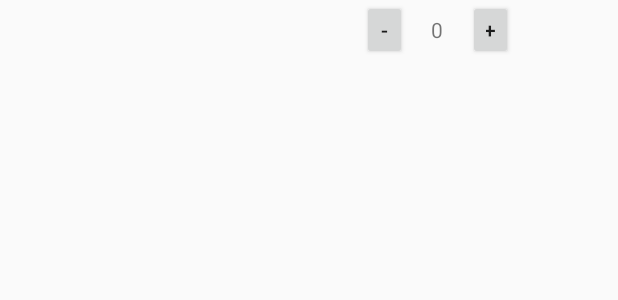
After one commit to Akerdany/ReastaurantApp, an Android app: the layout reservationmenu_item.xml on its own in the app's theme, with its tools: preview values and no code run, on a phone screen of 412 x 824 dp. The commit adds this screen. Shown: the top 300 px of the screen. Run offline under Robolectric (Android 15) with nearby library versions, the phone set to English and light mode, and no system bars.

Commit message:
Major update to reservation
Added Food Reservation after selected data ( fully functional ), updated "adding reservation date into firebase", "unused code in MainActivity" Fixed "usertype bug". Chef still not functional

```diff
--- a/app/src/main/AndroidManifest.xml
+++ b/app/src/main/AndroidManifest.xml
@@ -1,7 +1,9 @@
 <?xml version="1.0" encoding="utf-8"?>
 <manifest xmlns:android="http://schemas.android.com/apk/res/android"
     package="com.example.reastaurantapp">
+
     <uses-permission android:name="android.permission.INTERNET" />
+
     <application
         android:allowBackup="true"
         android:icon="@mipmap/ic_launcher"
@@ -9,6 +11,7 @@
         android:roundIcon="@mipmap/ic_launcher_round"
         android:supportsRtl="true"
         android:theme="@style/AppTheme">
+        <activity android:name=".ReservationMenu"></activity>
         <activity android:name=".AccountActivity" />
         <activity android:name=".HomePageActivity" />
         <activity android:name=".ChefActivity" />
--- /dev/null
+++ b/app/src/main/res/layout/reservationmenu_item.xml
@@ -0,0 +1,82 @@
+<?xml version="1.0" encoding="utf-8"?>
+<androidx.constraintlayout.widget.ConstraintLayout xmlns:android="http://schemas.android.com/apk/res/android"
+    xmlns:app="http://schemas.android.com/apk/res-auto"
+    xmlns:tools="http://schemas.android.com/tools"
+    android:orientation="vertical"
+    android:layout_width="match_parent"
+    android:layout_height="wrap_content"
+    android:id="@+id/item_layout">
+
+    <TextView
+        android:id="@+id/ItemName"
+        android:layout_width="wrap_content"
+        android:layout_height="wrap_content"
+        android:textSize="30sp"
+        android:textStyle="bold"
+        app:layout_constraintLeft_toLeftOf="parent"
+        app:layout_constraintTop_toTopOf="parent" />
+
+    <ImageView
+        android:id="@+id/ItemImage"
+        android:layout_width="70dp"
+        android:layout_height="50dp"
+        app:layout_constraintRight_toRightOf="parent"
+        app:layout_constraintTop_toTopOf="parent" />
+
+    <TextView
+        android:id="@+id/ItemPrice"
+        android:layout_width="wrap_content"
+        android:layout_height="wrap_content"
+        android:layout_marginStart="15dp"
+        android:layout_marginLeft="15dp"
+        android:layout_marginTop="10dp"
+        android:textSize="18sp"
+        android:textStyle="bold|italic"
+        app:layout_constraintLeft_toRightOf="@id/ItemName"
+        app:layout_constraintTop_toTopOf="parent"/>
+
+    <TextView
+        android:id="@+id/ItemDesc"
+        android:layout_width="wrap_content"
+        android:layout_height="wrap_content"
+        android:layout_marginTop="10dp"
+        android:textSize="14sp"
+        app:layout_constraintLeft_toLeftOf="parent"
+        app:layout_constraintTop_toBottomOf="@id/ItemImage"
+        android:visibility="gone"/>
+
+    <Button
+        android:id="@+id/MinusItemBtn"
+        android:layout_width="30dp"
+        android:layout_height="40dp"
+        android:layout_marginEnd="5dp"
+        android:layout_marginRight="5dp"
+        android:text="-"
+        app:layout_constraintRight_toLeftOf="@id/ItemCountTxt"
+        app:layout_constraintTop_toTopOf="parent" />
+
+    <TextView
+        android:id="@+id/ItemCountTxt"
+        android:layout_width="30dp"
+        android:layout_height="wrap_content"
+        android:layout_marginTop="10dp"
+        android:layout_marginEnd="5dp"
+        android:layout_marginRight="5dp"
+        android:text="0"
+        android:textAlignment="center"
+        app:layout_constraintRight_toLeftOf="@id/AddItemBtn"
+        app:layout_constraintTop_toTopOf="parent" />
+
+    <Button
+        android:id="@+id/AddItemBtn"
+        android:layout_width="30dp"
+        android:layout_height="40dp"
+        android:layout_marginStart="5dp"
+        android:layout_marginLeft="5dp"
+        android:text="+"
+        app:layout_constraintRight_toLeftOf="@id/ItemImage"
+        app:layout_constraintTop_toTopOf="parent" />
+
+
+
+</androidx.constraintlayout.widget.ConstraintLayout>
--- a/app/src/main/res/menu/chef_bottom_navigation.xml
+++ b/app/src/main/res/menu/chef_bottom_navigation.xml
@@ -2,7 +2,7 @@
 <menu xmlns:android="http://schemas.android.com/apk/res/android">
 
     <item
-        android:id="@+id/nav_home_icon"
+        android:id="@+id/nav_chef_home_icon"
         android:icon="@drawable/home_icon"
         android:title="@string/home_navigation_icon"/>
 
--- a/app/src/main/res/values/strings.xml
+++ b/app/src/main/res/values/strings.xml
@@ -50,6 +50,8 @@
     <string name="signUp_done">Your Registration has been completed.\nJust one last step, to verify your email.</string>
     <string name="registration_done_btn">Done</string>
 
+    <string name="Cart">Cart</string>
+
     <!-- TODO: Remove or change this placeholder text -->
     <string name="hello_blank_fragment">Hello blank fragment</string>
 
```
Also changed, not shown: app/src/main/java/com/example/reastaurantapp/Adapters/ReservationMenuRecyclerAdapter.java (added, +119 -0 lines), app/src/main/java/com/example/reastaurantapp/Classes/Order.java (+4 -4 lines), app/src/main/java/com/example/reastaurantapp/HomePageActivity.java (+10 -2 lines), app/src/main/java/com/example/reastaurantapp/MainActivity.java (+7 -7 lines), app/src/main/java/com/example/reastaurantapp/ReservationMenu.java (added, +92 -0 lines), app/src/main/res/layout/activity_reservation_menu.xml (added, +51 -0 lines), 1 other file.
